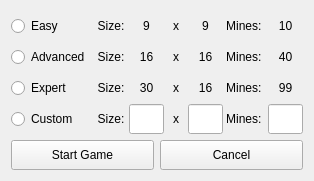
Old version of the form difficulty.ui in the repository q-g-j/qminesweeper.
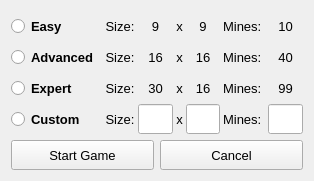
New version of the form.

Commit message: changed Menu font

```diff
--- a/difficulty.ui
+++ b/difficulty.ui
@@ -43,7 +43,10 @@
         </size>
        </property>
        <property name="font">
-        <font/>
+        <font>
+         <family>Arial</family>
+         <pointsize>10</pointsize>
+        </font>
        </property>
        <property name="text">
         <string>Start Game</string>
@@ -71,7 +74,10 @@
         </size>
        </property>
        <property name="font">
-        <font/>
+        <font>
+         <family>Arial</family>
+         <pointsize>10</pointsize>
+        </font>
        </property>
        <property name="text">
         <string>Cancel</string>
@@ -109,7 +115,10 @@
         </size>
        </property>
        <property name="font">
-        <font/>
+        <font>
+         <family>Arial</family>
+         <pointsize>10</pointsize>
+        </font>
        </property>
        <property name="alignment">
         <set>Qt::AlignCenter</set>
@@ -131,7 +140,10 @@
         </size>
        </property>
        <property name="font">
-        <font/>
+        <font>
+         <family>Arial</family>
+         <pointsize>10</pointsize>
+        </font>
        </property>
        <property name="text">
         <string>Mines: </string>
@@ -162,7 +174,11 @@
         </size>
        </property>
        <property name="font">
-        <font/>
+        <font>
+         <family>Arial</family>
+         <pointsize>10</pointsize>
+         <bold>true</bold>
+        </font>
        </property>
        <property name="text">
         <string>Advanced </string>
@@ -190,7 +206,11 @@
         </size>
        </property>
        <property name="font">
-        <font/>
+        <font>
+         <family>Arial</family>
+         <pointsize>10</pointsize>
+         <bold>true</bold>
+        </font>
        </property>
        <property name="text">
         <string>Custom</string>
@@ -218,7 +238,10 @@
         </size>
        </property>
        <property name="font">
-        <font/>
+        <font>
+         <family>Arial</family>
+         <pointsize>10</pointsize>
+        </font>
        </property>
        <property name="text">
         <string>x</string>
@@ -277,7 +300,11 @@
         </size>
        </property>
        <property name="font">
-        <font/>
+        <font>
+         <family>Arial</family>
+         <pointsize>10</pointsize>
+         <bold>true</bold>
+        </font>
        </property>
        <property name="text">
         <string>Expert</string>
@@ -305,7 +332,10 @@
         </size>
        </property>
        <property name="font">
-        <font/>
+        <font>
+         <family>Arial</family>
+         <pointsize>10</pointsize>
+        </font>
        </property>
        <property name="text">
         <string>9</string>
@@ -330,7 +360,10 @@
         </size>
        </property>
        <property name="font">
-        <font/>
+        <font>
+         <family>Arial</family>
+         <pointsize>10</pointsize>
+        </font>
        </property>
        <property name="text">
         <string>16</string>
@@ -361,7 +394,10 @@
         </size>
        </property>
        <property name="font">
-        <font/>
+        <font>
+         <family>Arial</family>
+         <pointsize>10</pointsize>
+        </font>
        </property>
        <property name="alignment">
         <set>Qt::AlignCenter</set>
@@ -389,7 +425,10 @@
         </size>
        </property>
        <property name="font">
-        <font/>
+        <font>
+         <family>Arial</family>
+         <pointsize>10</pointsize>
+        </font>
        </property>
        <property name="text">
         <string>x</string>
@@ -420,7 +459,10 @@
         </size>
        </property>
        <property name="font">
-        <font/>
+        <font>
+         <family>Arial</family>
+         <pointsize>10</pointsize>
+        </font>
        </property>
        <property name="layoutDirection">
         <enum>Qt::LeftToRight</enum>
@@ -448,7 +490,10 @@
         </size>
        </property>
        <property name="font">
-        <font/>
+        <font>
+         <family>Arial</family>
+         <pointsize>10</pointsize>
+        </font>
        </property>
        <property name="text">
         <string>Size:</string>
@@ -479,7 +524,10 @@
         </size>
        </property>
        <property name="font">
-        <font/>
+        <font>
+         <family>Arial</family>
+         <pointsize>10</pointsize>
+        </font>
        </property>
        <property name="text">
         <string>x</string>
@@ -510,7 +558,10 @@
         </size>
        </property>
        <property name="font">
-        <font/>
+        <font>
+         <family>Arial</family>
+         <pointsize>10</pointsize>
+        </font>
        </property>
        <property name="text">
         <string>x</string>
@@ -535,7 +586,10 @@
         </size>
        </property>
        <property name="font">
-        <font/>
+        <font>
+         <family>Arial</family>
+         <pointsize>10</pointsize>
+        </font>
        </property>
        <property name="text">
         <string>Size:</string>
@@ -560,7 +614,10 @@
         </size>
        </property>
        <property name="font">
-        <font/>
+        <font>
+         <family>Arial</family>
+         <pointsize>10</pointsize>
+        </font>
        </property>
        <property name="text">
         <string>9</string>
@@ -591,7 +648,10 @@
         </size>
        </property>
        <property name="font">
-        <font/>
+        <font>
+         <family>Arial</family>
+         <pointsize>10</pointsize>
+        </font>
        </property>
        <property name="layoutDirection">
         <enum>Qt::LeftToRight</enum>
@@ -625,7 +685,10 @@
         </size>
        </property>
        <property name="font">
-        <font/>
+        <font>
+         <family>Arial</family>
+         <pointsize>10</pointsize>
+        </font>
        </property>
        <property name="text">
         <string>16</string>
@@ -656,7 +719,10 @@
         </size>
        </property>
        <property name="font">
-        <font/>
+        <font>
+         <family>Arial</family>
+         <pointsize>10</pointsize>
+        </font>
        </property>
        <property name="layoutDirection">
         <enum>Qt::LeftToRight</enum>
@@ -684,7 +750,10 @@
         </size>
        </property>
        <property name="font">
-        <font/>
+        <font>
+         <family>Arial</family>
+         <pointsize>10</pointsize>
+        </font>
        </property>
        <property name="text">
         <string>30</string>
@@ -709,7 +778,10 @@
         </size>
        </property>
        <property name="font">
-        <font/>
+        <font>
+         <family>Arial</family>
+         <pointsize>10</pointsize>
+        </font>
        </property>
        <property name="text">
         <string>Mines: </string>
@@ -734,7 +806,10 @@
         </size>
        </property>
        <property name="font">
-        <font/>
+        <font>
+         <family>Arial</family>
+         <pointsize>10</pointsize>
+        </font>
        </property>
        <property name="text">
         <string>Mines: </string>
@@ -765,7 +840,11 @@
         </size>
        </property>
        <property name="font">
-        <font/>
+        <font>
+         <family>Arial</family>
+         <pointsize>10</pointsize>
+         <bold>true</bold>
+        </font>
        </property>
        <property name="text">
         <string>Easy</string>
@@ -787,7 +866,10 @@
         </size>
        </property>
        <property name="font">
-        <font/>
+        <font>
+         <family>Arial</family>
+         <pointsize>10</pointsize>
+        </font>
        </property>
        <property name="text">
         <string>Size:</string>
@@ -812,7 +894,10 @@
         </size>
        </property>
        <property name="font">
-        <font/>
+        <font>
+         <family>Arial</family>
+         <pointsize>10</pointsize>
+        </font>
        </property>
        <property name="text">
         <string>Mines: </string>
@@ -843,7 +928,10 @@
         </size>
        </property>
        <property name="font">
-        <font/>
+        <font>
+         <family>Arial</family>
+         <pointsize>10</pointsize>
+        </font>
        </property>
        <property name="text">
         <string>16</string>
@@ -868,7 +956,10 @@
         </size>
        </property>
        <property name="font">
-        <font/>
+        <font>
+         <family>Arial</family>
+         <pointsize>10</pointsize>
+        </font>
        </property>
        <property name="text">
         <string>Size:</string>
```
Left out of the diff: 5 changed lines with no effect on the pictures. The commit also changes 2 other files.
